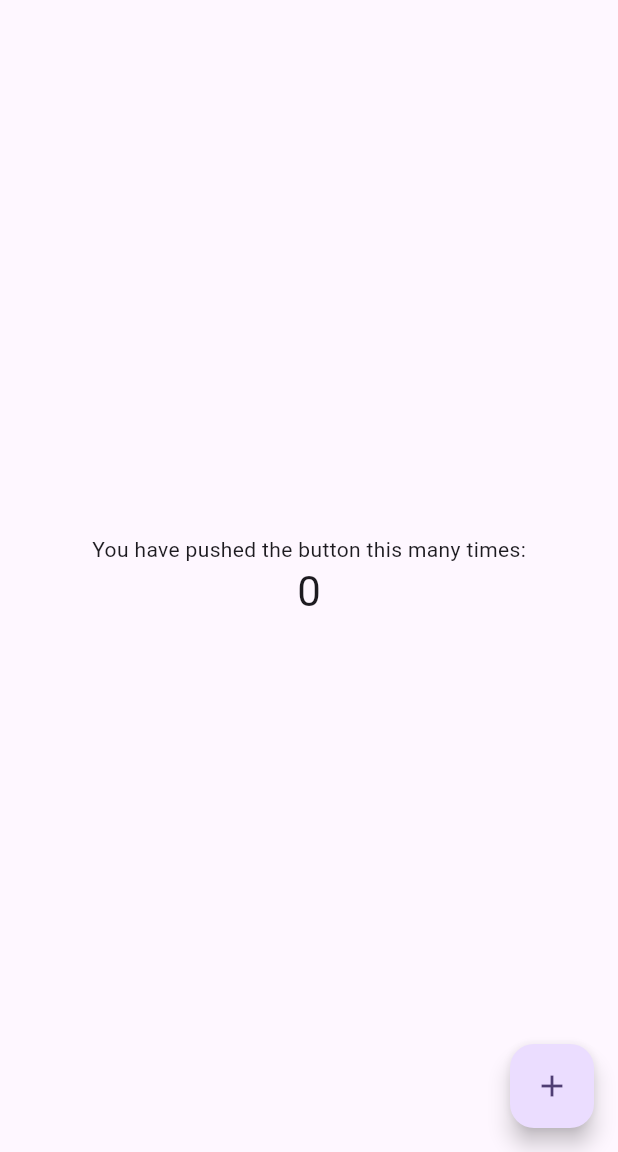
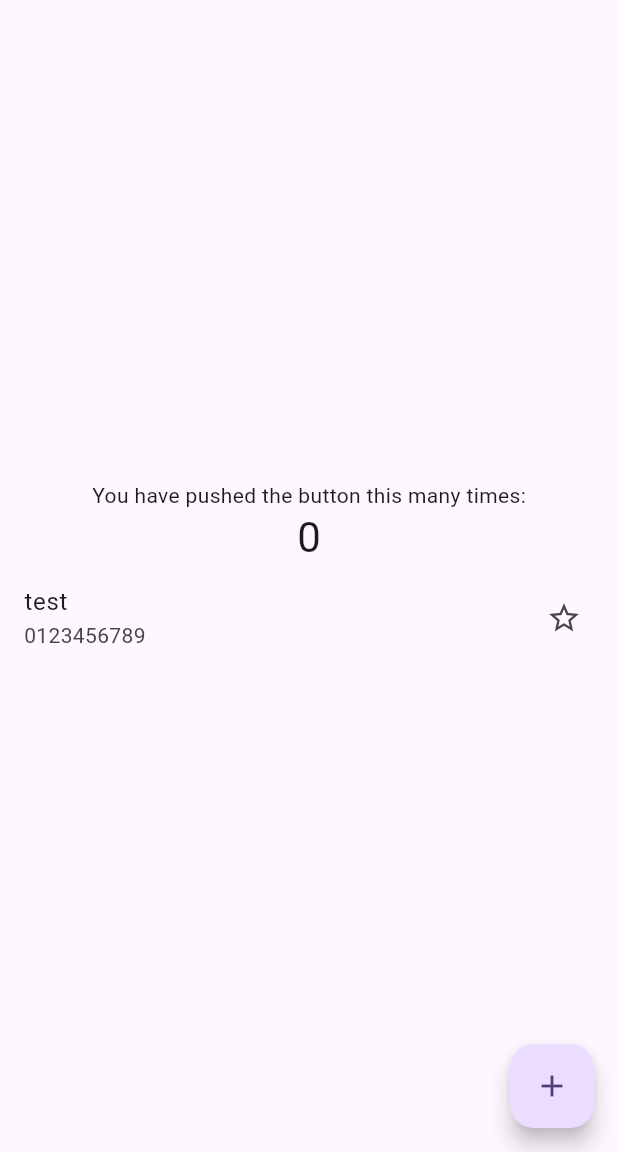
Before and after one commit to IweZix/BIN2-Q2-Mobile, a Flutter app: the screen it shows after launch, on a phone screen of 412 x 824 dp, the part 84-1236 px from its top. Run offline on Flutter 3.47's test engine with Material 3 defaults, Android fonts, the phone set to English and light mode, and no system bars.

Commit message:
T02.2 Un élément d’une liste

```diff
--- /dev/null
+++ b/tuto2/lib/ContactRow.dart
@@ -0,0 +1,23 @@
+import 'package:flutter/material.dart';
+
+import 'Contact.dart';
+
+class ContactRow extends StatelessWidget {
+
+  final Contact contact;
+
+  const ContactRow({
+    Key? key,
+    required this.contact,
+  }) : super(key: key);
+
+  @override
+  Widget build(BuildContext context) {
+    return ListTile(
+      title: Text(contact.name),
+      subtitle: Text(contact.phone),
+      trailing:
+        Icon(contact.isFavorite ? Icons.star : Icons.star_border),
+    );
+  }
+}
--- a/tuto2/lib/main.dart
+++ b/tuto2/lib/main.dart
@@ -1,4 +1,7 @@
 import 'package:flutter/material.dart';
+import 'package:tuto2/ContactRow.dart';
+
+import 'Contact.dart';
 
 void main() {
   runApp(const MyApp());
@@ -56,6 +59,7 @@ class _MyHomePageState extends State<MyHomePage> {
               '$_counter',
               style: Theme.of(context).textTheme.headlineMedium,
             ),
+            ContactRow(contact: Contact(name: "test", phone: "0123456789")),
           ],
         ),
       ),
```
